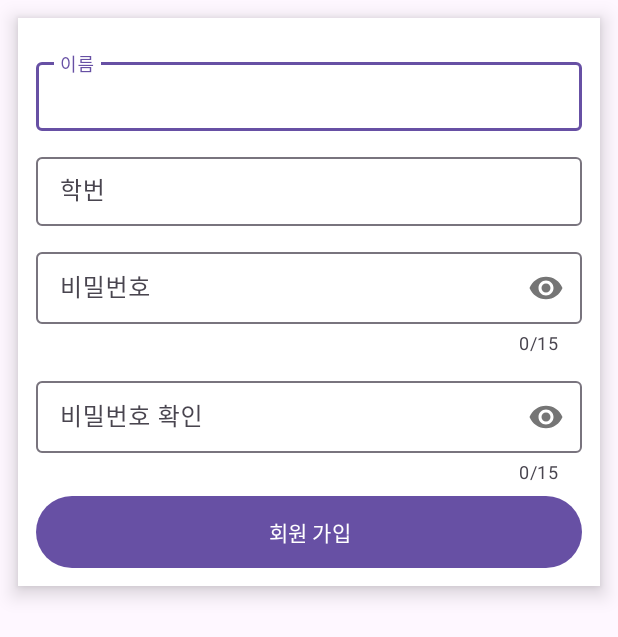
After one commit to nyulnyul/ITC_09, an Android app: the layout registeractivity.xml on its own in the app's theme, with its tools: preview values and no code run, on a phone screen of 412 x 824 dp. The commit adds this screen. Shown: the top 637 px of the screen. Run offline under Robolectric (Android 15) with nearby library versions, the phone set to English and light mode, and no system bars.

Commit message:
feat(view):로그인,회원가입 ui
- 로그인,회원가입 ui

```diff
--- /dev/null
+++ b/app/src/main/java/com/example/itc_football/ChatAdapter.kt
@@ -0,0 +1,4 @@
+package com.example.itc_football
+
+class ChatAdapter {
+}
--- /dev/null
+++ b/app/src/main/java/com/example/itc_football/utils/APIConsumer.kt
@@ -0,0 +1,4 @@
+package com.example.itc_football.utils
+
+interface APIConsumer {
+}
--- /dev/null
+++ b/app/src/main/res/drawable/baseline_build_24.xml
@@ -0,0 +1,5 @@
+<vector android:height="24dp" android:tint="#000000"
+    android:viewportHeight="24" android:viewportWidth="24"
+    android:width="24dp" xmlns:android="http://schemas.android.com/apk/res/android">
+    <path android:fillColor="@android:color/white" android:pathData="M22.7,19l-9.1,-9.1c0.9,-2.3 0.4,-5 -1.5,-6.9 -2,-2 -5,-2.4 -7.4,-1.3L9,6 6,9 1.6,4.7C0.4,7.1 0.9,10.1 2.9,12.1c1.9,1.9 4.6,2.4 6.9,1.5l9.1,9.1c0.4,0.4 1,0.4 1.4,0l2.3,-2.3c0.5,-0.4 0.5,-1.1 0.1,-1.4z"/>
+</vector>
--- /dev/null
+++ b/app/src/main/res/drawable/baseline_lock_24.xml
@@ -0,0 +1,5 @@
+<vector android:height="24dp" android:tint="#8692f7"
+    android:viewportHeight="24" android:viewportWidth="24"
+    android:width="24dp" xmlns:android="http://schemas.android.com/apk/res/android">
+    <path android:fillColor="@android:color/white" android:pathData="M18,8h-1L17,6c0,-2.76 -2.24,-5 -5,-5S7,3.24 7,6v2L6,8c-1.1,0 -2,0.9 -2,2v10c0,1.1 0.9,2 2,2h12c1.1,0 2,-0.9 2,-2L20,10c0,-1.1 -0.9,-2 -2,-2zM12,17c-1.1,0 -2,-0.9 -2,-2s0.9,-2 2,-2 2,0.9 2,2 -0.9,2 -2,2zM15.1,8L8.9,8L8.9,6c0,-1.71 1.39,-3.1 3.1,-3.1 1.71,0 3.1,1.39 3.1,3.1v2z"/>
+</vector>
--- /dev/null
+++ b/app/src/main/res/drawable/baseline_person_24.xml
@@ -0,0 +1,5 @@
+<vector android:height="24dp" android:tint="#8692f7"
+    android:viewportHeight="24" android:viewportWidth="24"
+    android:width="24dp" xmlns:android="http://schemas.android.com/apk/res/android">
+    <path android:fillColor="@android:color/white" android:pathData="M12,12c2.21,0 4,-1.79 4,-4s-1.79,-4 -4,-4 -4,1.79 -4,4 1.79,4 4,4zM12,14c-2.67,0 -8,1.34 -8,4v2h16v-2c0,-2.66 -5.33,-4 -8,-4z"/>
+</vector>
--- /dev/null
+++ b/app/src/main/res/layout/registeractivity.xml
@@ -0,0 +1,106 @@
+<?xml version="1.0" encoding="utf-8"?>
+<LinearLayout xmlns:android="http://schemas.android.com/apk/res/android"
+    xmlns:app="http://schemas.android.com/apk/res-auto"
+    xmlns:tools="http://schemas.android.com/tools"
+    android:layout_width="match_parent"
+    android:layout_height="match_parent"
+    tools:context=".RegisterActivity">
+
+    <androidx.cardview.widget.CardView
+        android:layout_width="match_parent"
+        android:layout_height="wrap_content"
+        android:layout_margin="12dp"
+        app:cardCornerRadius="0dp"
+        app:cardElevation="8dp">
+
+        <LinearLayout
+            android:layout_width="match_parent"
+            android:layout_height="wrap_content"
+            android:layout_margin="12dp"
+            android:orientation="vertical">
+
+            <com.google.android.material.textfield.TextInputLayout
+                style="@style/Widget.Material3.TextInputLayout.OutlinedBox"
+                android:layout_width="match_parent"
+                android:layout_height="wrap_content"
+                android:layout_marginTop="12dp">
+
+                <com.google.android.material.textfield.TextInputEditText
+                    android:id="@+id/reg_name"
+                    android:layout_width="match_parent"
+                    android:layout_height="wrap_content"
+                    android:hint="@string/name"
+                    android:inputType="text"
+                    android:paddingHorizontal="8dp"
+                    android:paddingVertical="12dp" />
+            </com.google.android.material.textfield.TextInputLayout>
+
+            <com.google.android.material.textfield.TextInputLayout
+                style="@style/Widget.Material3.TextInputLayout.OutlinedBox"
+                android:layout_width="match_parent"
+                android:layout_height="wrap_content"
+                android:layout_marginTop="12dp">
+
+                <com.google.android.material.textfield.TextInputEditText
+                    android:id="@+id/reg_email"
+                    android:layout_width="match_parent"
+                    android:layout_height="wrap_content"
+                    android:hint="@string/email"
+                    android:inputType="textEmailAddress"
+                    android:paddingHorizontal="8dp"
+                    android:paddingVertical="12dp" />
+            </com.google.android.material.textfield.TextInputLayout>
+
+            <com.google.android.material.textfield.TextInputLayout
+                style="@style/Widget.Material3.TextInputLayout.OutlinedBox"
+                android:layout_width="match_parent"
+                android:layout_height="wrap_content"
+                android:layout_marginTop="12dp"
+                app:counterEnabled="true"
+                app:counterMaxLength="15"
+                app:passwordToggleEnabled="true">
+
+                <com.google.android.material.textfield.TextInputEditText
+                    android:id="@+id/reg_password"
+                    android:layout_width="match_parent"
+                    android:layout_height="wrap_content"
+                    android:hint="@string/password"
+                    android:inputType="textPassword"
+                    android:maxLength="15"
+                    android:paddingHorizontal="8dp"
+                    android:paddingVertical="12dp" />
+            </com.google.android.material.textfield.TextInputLayout>
+
+            <com.google.android.material.textfield.TextInputLayout
+                style="@style/Widget.Material3.TextInputLayout.OutlinedBox"
+                android:layout_width="match_parent"
+                android:layout_height="wrap_content"
+                android:layout_marginTop="12dp"
+                app:counterEnabled="true"
+                app:counterMaxLength="15"
+                app:passwordToggleEnabled="true">
+
+                <com.google.android.material.textfield.TextInputEditText
+                    android:id="@+id/reg_checkpassword"
+                    android:layout_width="match_parent"
+                    android:layout_height="wrap_content"
+                    android:hint="@string/checkpassword"
+                    android:inputType="textPassword"
+                    android:maxLength="15"
+                    android:paddingHorizontal="8dp"
+                    android:paddingVertical="12dp" />
+            </com.google.android.material.textfield.TextInputLayout>
+
+            <com.google.android.material.button.MaterialButton
+                android:id="@+id/reg_btn"
+                android:layout_width="match_parent"
+                android:layout_height="wrap_content"
+                android:layout_marginTop="8dp"
+                android:insetTop="0dp"
+                android:insetBottom="0dp"
+                android:text="@string/register" />
+
+        </LinearLayout>
+    </androidx.cardview.widget.CardView>
+
+</LinearLayout>
--- a/app/src/main/res/values/strings.xml
+++ b/app/src/main/res/values/strings.xml
@@ -1,3 +1,12 @@
 <resources>
     <string name="app_name">ITC_Football</string>
+    <string name="name">이름</string>
+    <string name="email">학번</string>
+    <string name="password">비밀번호</string>
+    <string name="checkpassword">비밀번호 확인</string>
+    <string name="register">회원 가입</string>
+    <string name="appname">인하공구</string>
+    <string name="apppreview">인하 자취생들을 위한 공동구매</string>
+    <string name="login">로그인</string>
+    <string name="dontregister">회원가입을 안하셨나요?</string>
 </resources>
```
Also changed, not shown: app/build.gradle.kts (+7 -0 lines), app/src/main/java/com/example/itc_football/LoginActivity.kt (added, +25 -0 lines), app/src/main/java/com/example/itc_football/RegisterActivity.kt (added, +113 -0 lines), app/src/main/java/com/example/itc_football/utils/APIService.kt (added, +14 -0 lines), app/src/main/res/drawable/custom_edittext.xml (added, +9 -0 lines), app/src/main/res/layout/item_chat_self.xml (added, +39 -0 lines), app/src/main/res/layout/loginactivity.xml (added, +84 -0 lines), app/src/main/res/values/colors.xml (+33 -0 lines), app/src/main/res/drawable/09.jpeg (added), 1 other file.
